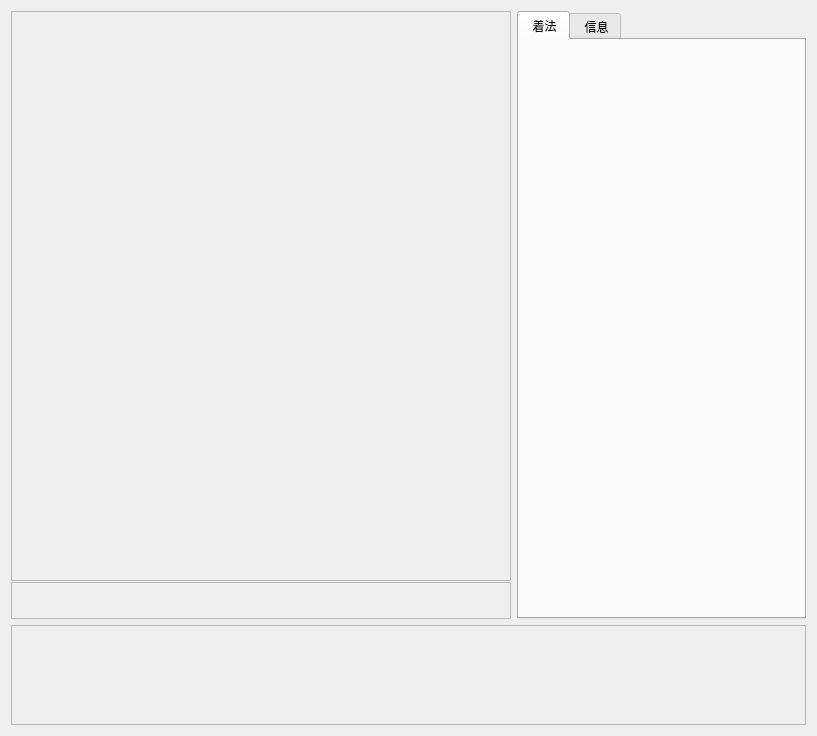
Above: src/chessform.ui from hbsxcjp/cchess_qt before the change. Below: the same form after it.
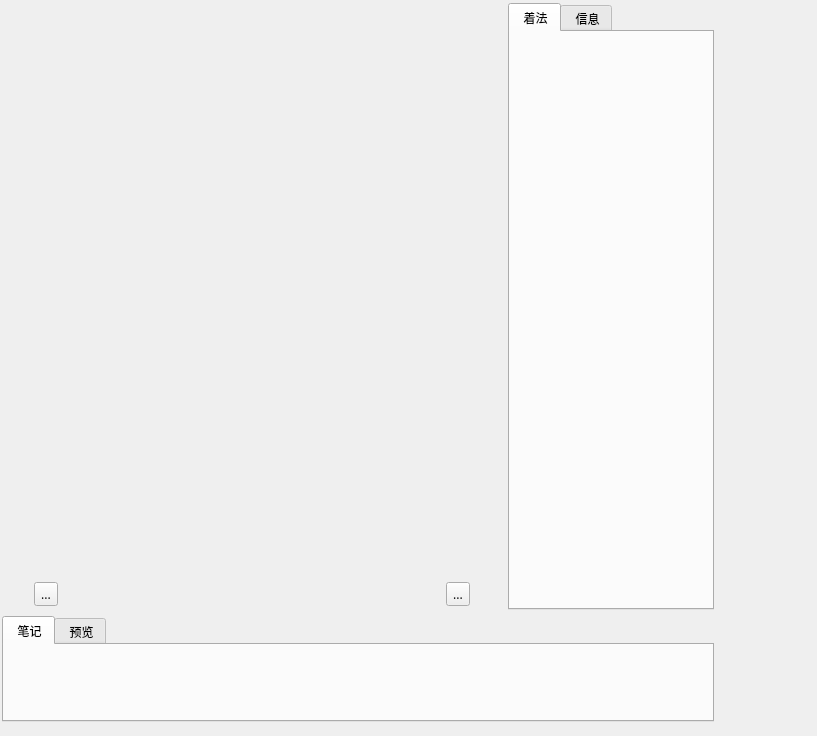
That is the form after the change. Icons and pictures are not drawn.

```diff
--- a/src/chessform.ui
+++ b/src/chessform.ui
@@ -46,16 +46,22 @@
   <property name="windowFilePath">
    <string notr="true"/>
   </property>
+  <widget class="QWidget" name="">
+   <property name="geometry">
+    <rect>
+     <x>2</x>
+     <y>3</y>
+     <width>712</width>
+     <height>719</height>
+    </rect>
+   </property>
   <layout class="QVBoxLayout" name="verticalLayout_2">
    <item>
-    <layout class="QHBoxLayout" name="horizontalLayout">
+     <layout class="QHBoxLayout" name="horizontalLayout_2">
      <item>
       <layout class="QVBoxLayout" name="verticalLayout">
-       <property name="spacing">
-        <number>1</number>
-       </property>
        <item>
-        <widget class="QFrame" name="boardFrame">
+         <widget class="QWidget" name="boardWidget" native="true">
          <property name="sizePolicy">
           <sizepolicy hsizetype="Fixed" vsizetype="Fixed">
            <horstretch>0</horstretch>
@@ -68,38 +74,42 @@
            <height>570</height>
           </size>
          </property>
-         <property name="frameShape">
-          <enum>QFrame::StyledPanel</enum>
-         </property>
-         <property name="frameShadow">
-          <enum>QFrame::Raised</enum>
-         </property>
         </widget>
        </item>
        <item>
-        <widget class="QFrame" name="navFrame">
-         <property name="frameShape">
-          <enum>QFrame::StyledPanel</enum>
-         </property>
-         <property name="frameShadow">
-          <enum>QFrame::Raised</enum>
-         </property>
-         <layout class="QHBoxLayout" name="horizontalLayout_2">
-          <property name="spacing">
-           <number>1</number>
-          </property>
+         <widget class="QWidget" name="navigateWidget" native="true">
+          <property name="sizePolicy">
+           <sizepolicy hsizetype="Preferred" vsizetype="Preferred">
+            <horstretch>0</horstretch>
+            <verstretch>0</verstretch>
+           </sizepolicy>
+          </property>
+          <property name="minimumSize">
+           <size>
+            <width>0</width>
+            <height>30</height>
+           </size>
+          </property>
+          <layout class="QHBoxLayout" name="horizontalLayout">
           <property name="leftMargin">
-           <number>2</number>
+            <number>0</number>
           </property>
           <property name="topMargin">
-           <number>2</number>
+            <number>0</number>
           </property>
           <property name="rightMargin">
-           <number>2</number>
+            <number>0</number>
           </property>
           <property name="bottomMargin">
-           <number>2</number>
-          </property>
+            <number>0</number>
+           </property>
+           <item>
+            <widget class="QToolButton" name="leftBtn">
+             <property name="text">
+              <string notr="true">...</string>
+             </property>
+            </widget>
+           </item>
           <item>
            <widget class="QToolButton" name="startBtn">
             <property name="toolTip">
@@ -275,6 +285,13 @@
             </property>
            </widget>
           </item>
+           <item>
+            <widget class="QToolButton" name="rightBtn">
+             <property name="text">
+              <string notr="true">...</string>
+             </property>
+            </widget>
+           </item>
          </layout>
         </widget>
        </item>
@@ -282,6 +299,12 @@
      </item>
      <item>
       <widget class="QTabWidget" name="infoTabWidget">
+        <property name="minimumSize">
+         <size>
+          <width>200</width>
+          <height>0</height>
+         </size>
+        </property>
        <property name="toolTip">
         <string notr="true"/>
        </property>
@@ -315,28 +338,30 @@
     </layout>
    </item>
    <item>
-    <widget class="QFrame" name="editFrame">
-     <property name="sizePolicy">
-      <sizepolicy hsizetype="Preferred" vsizetype="Expanding">
-       <horstretch>0</horstretch>
-       <verstretch>0</verstretch>
-      </sizepolicy>
-     </property>
+     <widget class="QTabWidget" name="studyTabWidget">
      <property name="minimumSize">
       <size>
        <width>0</width>
        <height>100</height>
       </size>
      </property>
-     <property name="frameShape">
-      <enum>QFrame::StyledPanel</enum>
-     </property>
-     <property name="frameShadow">
-      <enum>QFrame::Raised</enum>
-     </property>
+      <property name="currentIndex">
+       <number>0</number>
+      </property>
+      <widget class="QWidget" name="noteTab">
+       <attribute name="title">
+        <string> 笔记</string>
+       </attribute>
+      </widget>
+      <widget class="QWidget" name="previerTab">
+       <attribute name="title">
+        <string> 预览</string>
+       </attribute>
+      </widget>
     </widget>
    </item>
   </layout>
+  </widget>
  </widget>
  <resources>
   <include location="../res.qrc"/>
```
Lines whose indentation alone changed are shown as unchanged.
